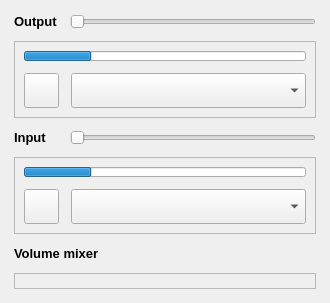
rampageX/QuickSoundSwitcher, file Panel/Panel.ui: the form before one commit.
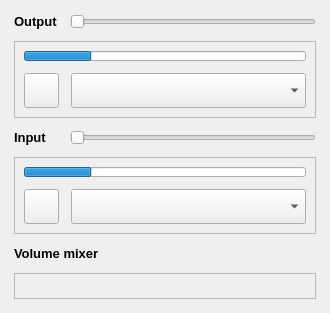
The form after the commit.

The edit to the form file:
```diff
--- a/Panel/Panel.ui
+++ b/Panel/Panel.ui
@@ -7,7 +7,7 @@
     <x>0</x>
     <y>0</y>
     <width>330</width>
-    <height>303</height>
+    <height>313</height>
    </rect>
   </property>
   <property name="windowTitle">
@@ -328,6 +328,11 @@
      <property name="frameShadow">
       <enum>QFrame::Shadow::Raised</enum>
      </property>
+     <layout class="QVBoxLayout" name="verticalLayout_2">
+      <property name="spacing">
+       <number>9</number>
+      </property>
+     </layout>
     </widget>
    </item>
   </layout>
```
